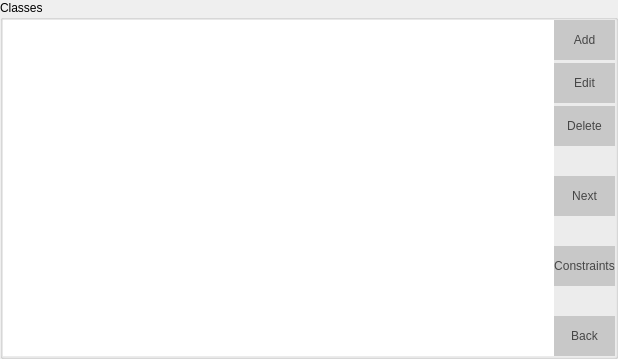
Above: Orar/OrarApp/ClassesView.ui from alexandrutm/UnivTimetable before the change. Below: the same form after it.
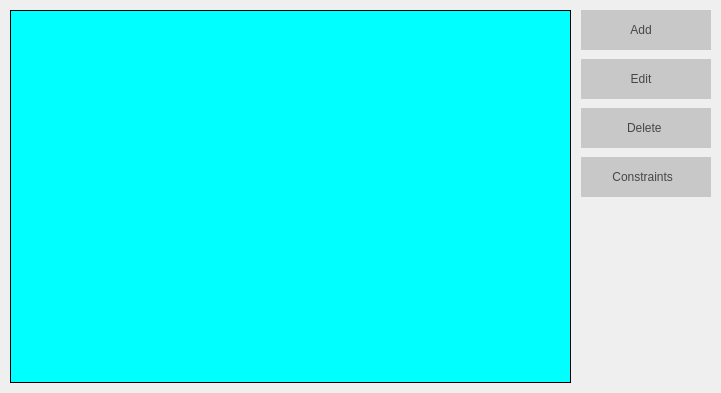
That is the form after the change. Icons and pictures are not drawn.

What changed in the file:
```diff
--- a/Orar/OrarApp/ClassesView.ui
+++ b/Orar/OrarApp/ClassesView.ui
@@ -6,35 +6,64 @@
    <rect>
     <x>0</x>
     <y>0</y>
-    <width>618</width>
-    <height>359</height>
+    <width>721</width>
+    <height>393</height>
    </rect>
   </property>
   <property name="windowTitle">
    <string>ClassesView</string>
   </property>
-  <layout class="QGridLayout" name="gridLayout">
+  <property name="styleSheet">
+   <string notr="true"/>
+  </property>
+  <layout class="QHBoxLayout" name="horizontalLayout_2">
+   <property name="spacing">
+    <number>10</number>
+   </property>
    <property name="leftMargin">
-    <number>0</number>
+    <number>10</number>
    </property>
    <property name="topMargin">
-    <number>0</number>
+    <number>10</number>
    </property>
    <property name="rightMargin">
-    <number>0</number>
+    <number>10</number>
    </property>
    <property name="bottomMargin">
-    <number>0</number>
+    <number>10</number>
    </property>
-   <property name="spacing">
-    <number>0</number>
-   </property>
-   <item row="0" column="0">
-    <widget class="QGroupBox" name="groupBox">
-     <property name="title">
-      <string>Classes</string>
+   <item>
+    <widget class="QTableView" name="mTable">
+     <property name="styleSheet">
+      <string notr="true">background-color: rgb(0, 255, 255);
+border: 1px solid;</string>
+     </property>
+     <property name="frameShape">
+      <enum>QFrame::NoFrame</enum>
      </property>
-     <layout class="QVBoxLayout" name="verticalLayout_7" stretch="0">
+     <property name="selectionBehavior">
+      <enum>QAbstractItemView::SelectRows</enum>
+     </property>
+     <attribute name="verticalHeaderVisible">
+      <bool>false</bool>
+     </attribute>
+    </widget>
+   </item>
+   <item>
+    <widget class="QFrame" name="frame">
+     <property name="minimumSize">
+      <size>
+       <width>130</width>
+       <height>0</height>
+      </size>
+     </property>
+     <property name="frameShape">
+      <enum>QFrame::NoFrame</enum>
+     </property>
+     <property name="frameShadow">
+      <enum>QFrame::Raised</enum>
+     </property>
+     <layout class="QHBoxLayout" name="horizontalLayout">
       <property name="spacing">
        <number>0</number>
       </property>
@@ -51,14 +80,9 @@
        <number>0</number>
       </property>
       <item>
-       <layout class="QGridLayout" name="gridLayout_5">
-        <property name="horizontalSpacing">
-         <number>0</number>
-        </property>
-        <item row="0" column="1">
          <layout class="QVBoxLayout" name="verticalLayout_5">
           <property name="spacing">
-           <number>3</number>
+         <number>9</number>
           </property>
           <item>
            <widget class="QPushButton" name="mAdd">
@@ -68,6 +92,12 @@
               <height>40</height>
              </size>
             </property>
+          <property name="layoutDirection">
+           <enum>Qt::RightToLeft</enum>
+          </property>
+          <property name="autoFillBackground">
+           <bool>false</bool>
+          </property>
             <property name="styleSheet">
              <string notr="true">QPushButton{
 	font: 75 11pt &quot;Times New Roman&quot;;
@@ -81,7 +111,23 @@
 }</string>
             </property>
             <property name="text">
-             <string>Add</string>
+           <string>Add   </string>
+          </property>
+          <property name="icon">
+           <iconset resource="OrarApp.qrc">
+            <normaloff>:/Buttons/img/addBtn.png</normaloff>:/Buttons/img/addBtn.png</iconset>
+          </property>
+          <property name="iconSize">
+           <size>
+            <width>18</width>
+            <height>18</height>
+           </size>
+          </property>
+          <property name="default">
+           <bool>false</bool>
+          </property>
+          <property name="flat">
+           <bool>false</bool>
             </property>
            </widget>
           </item>
@@ -93,6 +139,9 @@
               <height>40</height>
              </size>
             </property>
+          <property name="layoutDirection">
+           <enum>Qt::RightToLeft</enum>
+          </property>
             <property name="styleSheet">
              <string notr="true">QPushButton{
 	font: 75 11pt &quot;Times New Roman&quot;;
@@ -106,7 +155,17 @@
 }</string>
             </property>
             <property name="text">
-             <string>Edit</string>
+           <string>Edit   </string>
+          </property>
+          <property name="icon">
+           <iconset resource="OrarApp.qrc">
+            <normaloff>:/Buttons/img/editBtn3.png</normaloff>:/Buttons/img/editBtn3.png</iconset>
+          </property>
+          <property name="iconSize">
+           <size>
+            <width>18</width>
+            <height>18</height>
+           </size>
             </property>
            </widget>
           </item>
@@ -118,47 +177,12 @@
               <height>40</height>
              </size>
             </property>
-            <property name="styleSheet">
-             <string notr="true">QPushButton{
-	font: 75 11pt &quot;Times New Roman&quot;;
-	color: rgb(70, 70, 70);
-	background-color: rgb(200, 200, 200);
-	border: 0px solid;
-}
-
-QPushButton:hover {
-	background-color: rgb(231, 231, 231);
-}</string>
-            </property>
-            <property name="text">
-             <string>Delete</string>
-            </property>
-           </widget>
-          </item>
-          <item>
-           <spacer name="verticalSpacer_3">
-            <property name="orientation">
-             <enum>Qt::Vertical</enum>
-            </property>
-            <property name="sizeHint" stdset="0">
-             <size>
-              <width>20</width>
-              <height>40</height>
-             </size>
-            </property>
-           </spacer>
-          </item>
-          <item>
-           <widget class="QPushButton" name="mNext">
-            <property name="minimumSize">
-             <size>
-              <width>0</width>
-              <height>40</height>
-             </size>
-            </property>
+          <property name="layoutDirection">
+           <enum>Qt::RightToLeft</enum>
+          </property>
             <property name="styleSheet">
              <string notr="true">QPushButton{
-	font: 75 11pt &quot;Times New Roman&quot;;
+	font: 75 14pt &quot;Times New Roman&quot;;
 	color: rgb(70, 70, 70);
 	background-color: rgb(200, 200, 200);
 	border: 0px solid;
@@ -169,22 +193,19 @@
 }</string>
             </property>
             <property name="text">
-             <string>Next</string>
-            </property>
-           </widget>
-          </item>
-          <item>
-           <spacer name="verticalSpacer_2">
-            <property name="orientation">
-             <enum>Qt::Vertical</enum>
-            </property>
-            <property name="sizeHint" stdset="0">
+           <string>Delete </string>
+          </property>
+          <property name="icon">
+           <iconset resource="OrarApp.qrc">
+            <normaloff>:/Buttons/img/deleteBtn.png</normaloff>:/Buttons/img/deleteBtn.png</iconset>
+          </property>
+          <property name="iconSize">
              <size>
-              <width>20</width>
-              <height>40</height>
-             </size>
-            </property>
-           </spacer>
+            <width>18</width>
+            <height>18</height>
+           </size>
+          </property>
+         </widget>
           </item>
           <item>
            <widget class="QPushButton" name="mConstraints">
@@ -194,6 +215,9 @@
               <height>40</height>
              </size>
             </property>
+          <property name="layoutDirection">
+           <enum>Qt::RightToLeft</enum>
+          </property>
             <property name="styleSheet">
              <string notr="true">QPushButton{
 	font: 75 11pt &quot;Times New Roman&quot;;
@@ -207,12 +231,22 @@
 }</string>
             </property>
             <property name="text">
-             <string>Constraints</string>
+           <string>Constraints  </string>
+          </property>
+          <property name="icon">
+           <iconset resource="OrarApp.qrc">
+            <normaloff>:/Buttons/img/constr.png</normaloff>:/Buttons/img/constr.png</iconset>
+          </property>
+          <property name="iconSize">
+           <size>
+            <width>18</width>
+            <height>18</height>
+           </size>
             </property>
            </widget>
           </item>
           <item>
-           <spacer name="verticalSpacer">
+         <spacer name="verticalSpacer_3">
             <property name="orientation">
              <enum>Qt::Vertical</enum>
             </property>
@@ -223,43 +257,6 @@
              </size>
             </property>
            </spacer>
-          </item>
-          <item>
-           <widget class="QPushButton" name="mBack">
-            <property name="minimumSize">
-             <size>
-              <width>0</width>
-              <height>40</height>
-             </size>
-            </property>
-            <property name="styleSheet">
-             <string notr="true">QPushButton{
-	font: 75 11pt &quot;Times New Roman&quot;;
-	color: rgb(70, 70, 70);
-	background-color: rgb(200, 200, 200);
-	border: 0px solid;
-}
-
-QPushButton:hover {
-	background-color: rgb(231, 231, 231);
-}</string>
-            </property>
-            <property name="text">
-             <string>Back</string>
-            </property>
-           </widget>
-          </item>
-         </layout>
-        </item>
-        <item row="0" column="0">
-         <widget class="QTableView" name="mTable">
-          <property name="frameShape">
-           <enum>QFrame::NoFrame</enum>
-          </property>
-          <property name="selectionBehavior">
-           <enum>QAbstractItemView::SelectRows</enum>
-          </property>
-         </widget>
         </item>
        </layout>
       </item>
```
Left out of the diff: 10 changed lines with no effect on the pictures. Lines whose indentation alone changed are shown as unchanged.
